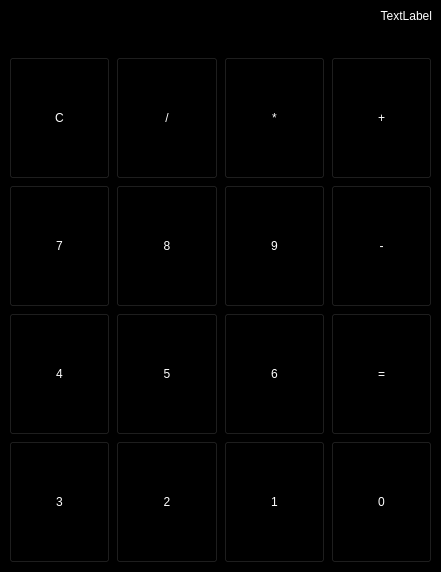
Old version of the form culc.ui in the repository GROHiiKxD/LearningPython.
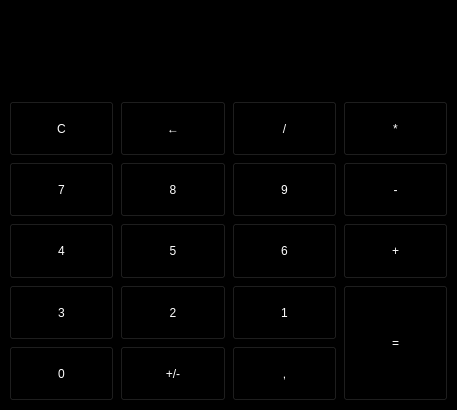
New version of the form.

The edit to the form file:
```diff
--- a/culc.ui
+++ b/culc.ui
@@ -9,8 +9,8 @@
    <rect>
     <x>0</x>
     <y>0</y>
-    <width>441</width>
-    <height>572</height>
+    <width>457</width>
+    <height>410</height>
    </rect>
   </property>
   <property name="sizePolicy">
@@ -19,30 +19,38 @@
     <verstretch>0</verstretch>
    </sizepolicy>
   </property>
-  <property name="font">
-   <font>
-    <family>Mistral</family>
-    <pointsize>24</pointsize>
-    <weight>50</weight>
-    <italic>false</italic>
-    <bold>false</bold>
-   </font>
-  </property>
   <property name="windowTitle">
    <string>Калькулятор</string>
   </property>
   <property name="styleSheet">
-   <string notr="true">color: rgb(255, 255, 255);
-font: 24pt &quot;Mistral&quot;;
+   <string notr="true">background-color: rgb(0, 0, 0);
 border-color: rgb(255, 255, 255);
-background-color: rgb(0, 0, 0);</string>
+color: rgb(255, 255, 255);</string>
   </property>
   <widget class="QWidget" name="centralwidget">
    <layout class="QVBoxLayout" name="verticalLayout">
     <item>
      <widget class="QLabel" name="label">
+      <property name="sizePolicy">
+       <sizepolicy hsizetype="Preferred" vsizetype="Expanding">
+        <horstretch>0</horstretch>
+        <verstretch>0</verstretch>
+       </sizepolicy>
+      </property>
+      <property name="maximumSize">
+       <size>
+        <width>16777215</width>
+        <height>40</height>
+       </size>
+      </property>
+      <property name="baseSize">
+       <size>
+        <width>100</width>
+        <height>10000</height>
+       </size>
+      </property>
       <property name="text">
-       <string>TextLabel</string>
+       <string/>
       </property>
       <property name="alignment">
        <set>Qt::AlignRight|Qt::AlignTrailing|Qt::AlignVCenter</set>
@@ -51,6 +59,18 @@
     </item>
     <item>
      <widget class="QLineEdit" name="lineEdit">
+      <property name="sizePolicy">
+       <sizepolicy hsizetype="Expanding" vsizetype="Expanding">
+        <horstretch>0</horstretch>
+        <verstretch>0</verstretch>
+       </sizepolicy>
+      </property>
+      <property name="maximumSize">
+       <size>
+        <width>16777215</width>
+        <height>40</height>
+       </size>
+      </property>
       <property name="maxLength">
        <number>16</number>
       </property>
@@ -64,152 +84,6 @@
     </item>
     <item>
      <layout class="QGridLayout" name="gridLayout">
-      <item row="3" column="2">
-       <widget class="QPushButton" name="btn_1">
-        <property name="sizePolicy">
-         <sizepolicy hsizetype="Minimum" vsizetype="Expanding">
-          <horstretch>0</horstretch>
-          <verstretch>0</verstretch>
-         </sizepolicy>
-        </property>
-        <property name="text">
-         <string>1</string>
-        </property>
-       </widget>
-      </item>
-      <item row="3" column="1">
-       <widget class="QPushButton" name="btn_2">
-        <property name="sizePolicy">
-         <sizepolicy hsizetype="Minimum" vsizetype="Expanding">
-          <horstretch>0</horstretch>
-          <verstretch>0</verstretch>
-         </sizepolicy>
-        </property>
-        <property name="text">
-         <string>2</string>
-        </property>
-       </widget>
-      </item>
-      <item row="2" column="0">
-       <widget class="QPushButton" name="btn_4">
-        <property name="sizePolicy">
-         <sizepolicy hsizetype="Minimum" vsizetype="Expanding">
-          <horstretch>0</horstretch>
-          <verstretch>0</verstretch>
-         </sizepolicy>
-        </property>
-        <property name="text">
-         <string>4</string>
-        </property>
-       </widget>
-      </item>
-      <item row="0" column="3">
-       <widget class="QPushButton" name="btn_plus">
-        <property name="sizePolicy">
-         <sizepolicy hsizetype="Minimum" vsizetype="Expanding">
-          <horstretch>0</horstretch>
-          <verstretch>0</verstretch>
-         </sizepolicy>
-        </property>
-        <property name="text">
-         <string>+</string>
-        </property>
-       </widget>
-      </item>
-      <item row="0" column="0">
-       <widget class="QPushButton" name="btn_c">
-        <property name="sizePolicy">
-         <sizepolicy hsizetype="Minimum" vsizetype="Expanding">
-          <horstretch>0</horstretch>
-          <verstretch>0</verstretch>
-         </sizepolicy>
-        </property>
-        <property name="styleSheet">
-         <string notr="true">border-color: rgb(255, 255, 255);</string>
-        </property>
-        <property name="text">
-         <string>C</string>
-        </property>
-       </widget>
-      </item>
-      <item row="3" column="0">
-       <widget class="QPushButton" name="btn_3">
-        <property name="sizePolicy">
-         <sizepolicy hsizetype="Minimum" vsizetype="Expanding">
-          <horstretch>0</horstretch>
-          <verstretch>0</verstretch>
-         </sizepolicy>
-        </property>
-        <property name="text">
-         <string>3</string>
-        </property>
-       </widget>
-      </item>
-      <item row="1" column="2">
-       <widget class="QPushButton" name="btn_9">
-        <property name="sizePolicy">
-         <sizepolicy hsizetype="Minimum" vsizetype="Expanding">
-          <horstretch>0</horstretch>
-          <verstretch>0</verstretch>
-         </sizepolicy>
-        </property>
-        <property name="text">
-         <string>9</string>
-        </property>
-       </widget>
-      </item>
-      <item row="1" column="3">
-       <widget class="QPushButton" name="pushButton_8">
-        <property name="sizePolicy">
-         <sizepolicy hsizetype="Minimum" vsizetype="Expanding">
-          <horstretch>0</horstretch>
-          <verstretch>0</verstretch>
-         </sizepolicy>
-        </property>
-        <property name="text">
-         <string>-</string>
-        </property>
-       </widget>
-      </item>
-      <item row="0" column="1">
-       <widget class="QPushButton" name="btn_del">
-        <property name="sizePolicy">
-         <sizepolicy hsizetype="Minimum" vsizetype="Expanding">
-          <horstretch>0</horstretch>
-          <verstretch>0</verstretch>
-         </sizepolicy>
-        </property>
-        <property name="text">
-         <string>/</string>
-        </property>
-       </widget>
-      </item>
-      <item row="2" column="3">
-       <widget class="QPushButton" name="btn_rez">
-        <property name="sizePolicy">
-         <sizepolicy hsizetype="Minimum" vsizetype="Expanding">
-          <horstretch>0</horstretch>
-          <verstretch>0</verstretch>
-         </sizepolicy>
-        </property>
-        <property name="text">
-         <string>=</string>
-        </property>
-       </widget>
-      </item>
-      <item row="0" column="2">
-       <widget class="QPushButton" name="btn_mul">
-        <property name="sizePolicy">
-         <sizepolicy hsizetype="Minimum" vsizetype="Expanding">
-          <horstretch>0</horstretch>
-          <verstretch>0</verstretch>
-         </sizepolicy>
-        </property>
-        <property name="text">
-         <string>*</string>
-        </property>
-       </widget>
-      </item>
       <item row="1" column="1">
        <widget class="QPushButton" name="btn_8">
         <property name="sizePolicy">
@@ -223,19 +97,6 @@
         </property>
        </widget>
       </item>
-      <item row="3" column="3">
-       <widget class="QPushButton" name="bnt_0">
-        <property name="sizePolicy">
-         <sizepolicy hsizetype="Minimum" vsizetype="Expanding">
-          <horstretch>0</horstretch>
-          <verstretch>0</verstretch>
-         </sizepolicy>
-        </property>
-        <property name="text">
-         <string>0</string>
-        </property>
-       </widget>
-      </item>
       <item row="2" column="2">
        <widget class="QPushButton" name="btn_6">
         <property name="sizePolicy">
@@ -249,6 +110,84 @@
         </property>
        </widget>
       </item>
+      <item row="1" column="2">
+       <widget class="QPushButton" name="btn_9">
+        <property name="sizePolicy">
+         <sizepolicy hsizetype="Minimum" vsizetype="Expanding">
+          <horstretch>0</horstretch>
+          <verstretch>0</verstretch>
+         </sizepolicy>
+        </property>
+        <property name="text">
+         <string>9</string>
+        </property>
+       </widget>
+      </item>
+      <item row="2" column="0">
+       <widget class="QPushButton" name="btn_4">
+        <property name="sizePolicy">
+         <sizepolicy hsizetype="Minimum" vsizetype="Expanding">
+          <horstretch>0</horstretch>
+          <verstretch>0</verstretch>
+         </sizepolicy>
+        </property>
+        <property name="text">
+         <string>4</string>
+        </property>
+       </widget>
+      </item>
+      <item row="3" column="0">
+       <widget class="QPushButton" name="btn_3">
+        <property name="sizePolicy">
+         <sizepolicy hsizetype="Minimum" vsizetype="Expanding">
+          <horstretch>0</horstretch>
+          <verstretch>0</verstretch>
+         </sizepolicy>
+        </property>
+        <property name="text">
+         <string>3</string>
+        </property>
+       </widget>
+      </item>
+      <item row="0" column="0">
+       <widget class="QPushButton" name="btn_c">
+        <property name="sizePolicy">
+         <sizepolicy hsizetype="Minimum" vsizetype="Expanding">
+          <horstretch>0</horstretch>
+          <verstretch>0</verstretch>
+         </sizepolicy>
+        </property>
+        <property name="text">
+         <string>C</string>
+        </property>
+       </widget>
+      </item>
+      <item row="3" column="1">
+       <widget class="QPushButton" name="btn_2">
+        <property name="sizePolicy">
+         <sizepolicy hsizetype="Minimum" vsizetype="Expanding">
+          <horstretch>0</horstretch>
+          <verstretch>0</verstretch>
+         </sizepolicy>
+        </property>
+        <property name="text">
+         <string>2</string>
+        </property>
+       </widget>
+      </item>
+      <item row="3" column="2">
+       <widget class="QPushButton" name="btn_1">
+        <property name="sizePolicy">
+         <sizepolicy hsizetype="Minimum" vsizetype="Expanding">
+          <horstretch>0</horstretch>
+          <verstretch>0</verstretch>
+         </sizepolicy>
+        </property>
+        <property name="text">
+         <string>1</string>
+        </property>
+       </widget>
+      </item>
       <item row="2" column="1">
        <widget class="QPushButton" name="btn_5">
         <property name="sizePolicy">
@@ -275,6 +214,130 @@
         </property>
        </widget>
       </item>
+      <item row="4" column="2">
+       <widget class="QPushButton" name="btn_comma">
+        <property name="sizePolicy">
+         <sizepolicy hsizetype="Minimum" vsizetype="Expanding">
+          <horstretch>0</horstretch>
+          <verstretch>0</verstretch>
+         </sizepolicy>
+        </property>
+        <property name="text">
+         <string>,</string>
+        </property>
+       </widget>
+      </item>
+      <item row="4" column="1">
+       <widget class="QPushButton" name="btn_sign">
+        <property name="sizePolicy">
+         <sizepolicy hsizetype="Minimum" vsizetype="Expanding">
+          <horstretch>0</horstretch>
+          <verstretch>0</verstretch>
+         </sizepolicy>
+        </property>
+        <property name="text">
+         <string>+/-</string>
+        </property>
+       </widget>
+      </item>
+      <item row="4" column="0">
+       <widget class="QPushButton" name="bnt_0">
+        <property name="sizePolicy">
+         <sizepolicy hsizetype="Minimum" vsizetype="Expanding">
+          <horstretch>0</horstretch>
+          <verstretch>0</verstretch>
+         </sizepolicy>
+        </property>
+        <property name="text">
+         <string>0</string>
+        </property>
+       </widget>
+      </item>
+      <item row="3" column="3" rowspan="2">
+       <widget class="QPushButton" name="btn_rez">
+        <property name="sizePolicy">
+         <sizepolicy hsizetype="Minimum" vsizetype="Expanding">
+          <horstretch>0</horstretch>
+          <verstretch>0</verstretch>
+         </sizepolicy>
+        </property>
+        <property name="text">
+         <string>=</string>
+        </property>
+       </widget>
+      </item>
+      <item row="2" column="3">
+       <widget class="QPushButton" name="btn_plus">
+        <property name="sizePolicy">
+         <sizepolicy hsizetype="Minimum" vsizetype="Expanding">
+          <horstretch>0</horstretch>
+          <verstretch>0</verstretch>
+         </sizepolicy>
+        </property>
+        <property name="text">
+         <string>+</string>
+        </property>
+       </widget>
+      </item>
+      <item row="1" column="3">
+       <widget class="QPushButton" name="btn_minus">
+        <property name="sizePolicy">
+         <sizepolicy hsizetype="Minimum" vsizetype="Expanding">
+          <horstretch>0</horstretch>
+          <verstretch>0</verstretch>
+         </sizepolicy>
+        </property>
+        <property name="text">
+         <string>-</string>
+        </property>
+       </widget>
+      </item>
+      <item row="0" column="3">
+       <widget class="QPushButton" name="btn_mul">
+        <property name="sizePolicy">
+         <sizepolicy hsizetype="Minimum" vsizetype="Expanding">
+          <horstretch>0</horstretch>
+          <verstretch>0</verstretch>
+         </sizepolicy>
+        </property>
+        <property name="cursor">
+         <cursorShape>PointingHandCursor</cursorShape>
+        </property>
+        <property name="text">
+         <string>*</string>
+        </property>
+       </widget>
+      </item>
+      <item row="0" column="2">
+       <widget class="QPushButton" name="btn_del">
+        <property name="sizePolicy">
+         <sizepolicy hsizetype="Minimum" vsizetype="Expanding">
+          <horstretch>0</horstretch>
+          <verstretch>0</verstretch>
+         </sizepolicy>
+        </property>
+        <property name="text">
+         <string>/</string>
+        </property>
+       </widget>
+      </item>
+      <item row="0" column="1">
+       <widget class="QPushButton" name="btn_arrow">
+        <property name="sizePolicy">
+         <sizepolicy hsizetype="Minimum" vsizetype="Expanding">
+          <horstretch>0</horstretch>
+          <verstretch>0</verstretch>
+         </sizepolicy>
+        </property>
+        <property name="styleSheet">
+         <string notr="true">border-color: rgb(255, 255, 255);
+gridline-color: rgb(255, 255, 255);</string>
+        </property>
+        <property name="text">
+         <string>←</string>
+        </property>
+       </widget>
+      </item>
      </layout>
     </item>
    </layout>
```
